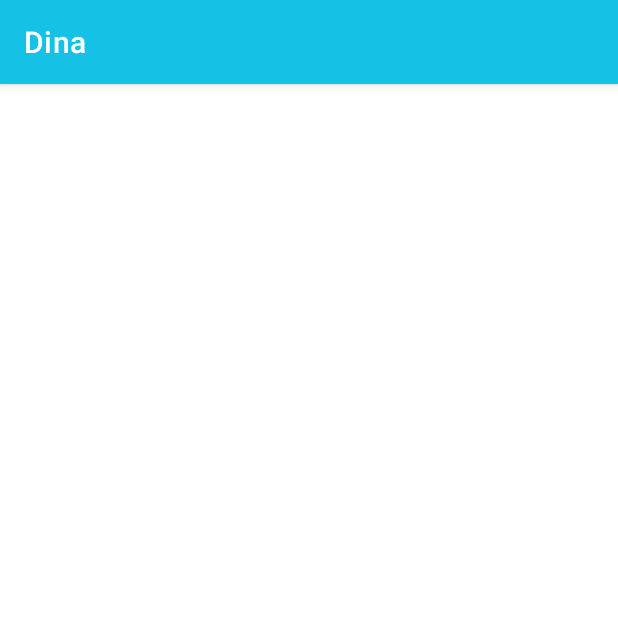
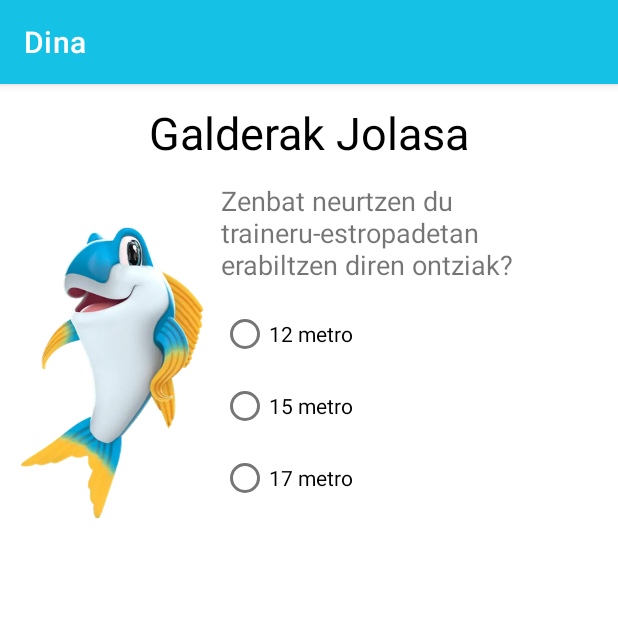
Before and after one commit to iruneguinea9/DidaktikApp, an Android app: the Actividad7 screen opened directly, with no data from a screen before it, on a phone screen of 412 x 824 dp, the top half of it. Run offline under Robolectric (Android 15) with nearby library versions, the phone set to English and light mode, and no system bars.

Commit message:
Actividad 7 bugg de seleccion

```diff
--- a/Dina/app/src/main/java/com/example/dina/Actividad2.java
+++ b/Dina/app/src/main/java/com/example/dina/Actividad2.java
@@ -112,7 +112,7 @@ public class Actividad2 extends AppCompatActivity {
             d1.show(getSupportFragmentManager(),"mensaje");
             //TODO cargar la actividad mapa cuando este hecha
         } else {
-            // Informar al usuario que ha perdido
+            // Informar al usuario que ha perdido y le reiniciamos la actividad
             Dialogo_repetir_tarea d2 = new Dialogo_repetir_tarea();
             d2.show(getSupportFragmentManager(), "mensaje2");
             this.recreate();
--- a/Dina/app/src/main/res/layout/activity_actividad7.xml
+++ b/Dina/app/src/main/res/layout/activity_actividad7.xml
@@ -1,9 +1,71 @@
 <?xml version="1.0" encoding="utf-8"?>
-<androidx.constraintlayout.widget.ConstraintLayout xmlns:android="http://schemas.android.com/apk/res/android"
+<LinearLayout xmlns:android="http://schemas.android.com/apk/res/android"
     xmlns:app="http://schemas.android.com/apk/res-auto"
     xmlns:tools="http://schemas.android.com/tools"
     android:layout_width="match_parent"
     android:layout_height="match_parent"
+    android:layout_margin="10dp"
+    android:orientation="vertical"
     tools:context=".Actividad7">
 
-</androidx.constraintlayout.widget.ConstraintLayout>
+    <TextView
+        android:id="@+id/textView4"
+        android:layout_width="match_parent"
+        android:layout_height="45dp"
+        android:gravity="center"
+        android:text="Galderak Jolasa"
+        android:textColor="@color/black"
+        android:textSize="30dp" />
+
+    <LinearLayout
+        android:layout_width="match_parent"
+        android:layout_height="match_parent"
+        android:layout_marginTop="10dp"
+        android:orientation="horizontal">
+
+        <ImageView
+            android:id="@+id/imageView4"
+            android:layout_width="127dp"
+            android:layout_height="257dp"
+            android:layout_marginRight="10dp"
+            app:srcCompat="@drawable/dina" />
+
+        <LinearLayout
+            android:layout_width="match_parent"
+            android:layout_height="match_parent"
+            android:orientation="vertical">
+
+            <TextView
+                android:id="@+id/tvTextoAct7"
+                android:layout_width="wrap_content"
+                android:layout_height="wrap_content"
+                android:text="Zenbat neurtzen du traineru-estropadetan erabiltzen diren ontziak?"
+                android:textSize="18dp" />
+
+            <RadioGroup
+                android:id="@+id/rgActividad7"
+                android:layout_width="255dp"
+                android:layout_height="wrap_content"
+                android:layout_marginTop="10dp">
+
+                <RadioButton
+                    android:id="@+id/rbRespuesta1Act7"
+                    android:layout_width="match_parent"
+                    android:layout_height="wrap_content"
+                    android:text="12 metro" />
+
+                <RadioButton
+                    android:id="@+id/rbRespuesta2Act7"
+                    android:layout_width="match_parent"
+                    android:layout_height="wrap_content"
+                    android:text="15 metro" />
+
+                <RadioButton
+                    android:id="@+id/rbRespuesta3Act7"
+                    android:layout_width="match_parent"
+                    android:layout_height="wrap_content"
+                    android:text="17 metro" />
+            </RadioGroup>
+        </LinearLayout>
+    </LinearLayout>
+</LinearLayout>
```
Also changed, not shown: Dina/app/src/main/java/com/example/dina/Actividad7.java (+95 -0 lines), Dina/app/src/main/java/com/example/dina/ParaProbarActividades.java (+17 -1 lines).
